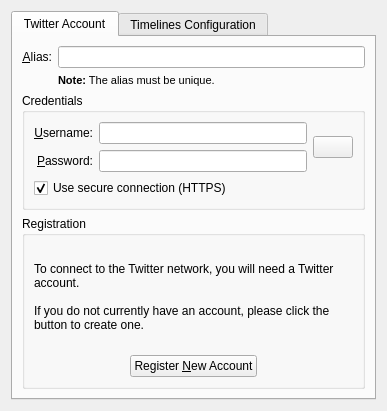
First picture: the form in microblogs/twitter/twittereditaccount_base.ui, repository KDE/choqok, before the edit.
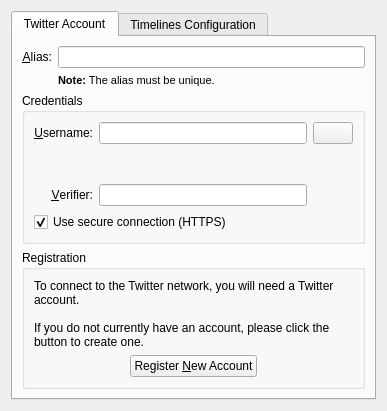
Second picture: the form after the edit. Custom widgets are drawn as their Qt base class.

Patch:
```diff
--- a/microblogs/twitter/twittereditaccount_base.ui
+++ b/microblogs/twitter/twittereditaccount_base.ui
@@ -72,10 +72,6 @@
          <property name="title">
           <string>Credentials</string>
          </property>
-         <layout class="QVBoxLayout" name="verticalLayout_3">
-          <item>
-           <layout class="QHBoxLayout" name="horizontalLayout">
-            <item>
              <layout class="QGridLayout" name="gridLayout_2">
               <item row="0" column="0">
                <widget class="QLabel" name="textLabel1">
@@ -97,10 +93,30 @@
                 </property>
                </widget>
               </item>
-              <item row="1" column="0">
+          <item row="0" column="2" colspan="2">
+           <widget class="KPushButton" name="kcfg_authorize">
+            <property name="toolTip">
+             <string>Verify Credentials</string>
+            </property>
+           </widget>
+          </item>
+          <item row="1" column="0" colspan="4">
+           <spacer name="verticalSpacer">
+            <property name="orientation">
+             <enum>Qt::Vertical</enum>
+            </property>
+            <property name="sizeHint" stdset="0">
+             <size>
+              <width>20</width>
+              <height>40</height>
+             </size>
+            </property>
+           </spacer>
+          </item>
+          <item row="2" column="0">
                <widget class="QLabel" name="textLabel1_2">
                 <property name="text">
-                 <string>&amp;Password:</string>
+             <string>&amp;Verifier:</string>
                 </property>
                 <property name="alignment">
                  <set>Qt::AlignRight|Qt::AlignTrailing|Qt::AlignVCenter</set>
@@ -110,7 +126,7 @@
                 </property>
                </widget>
               </item>
-              <item row="1" column="1">
+          <item row="2" column="1">
                <widget class="KLineEdit" name="kcfg_password">
                 <property name="toolTip">
                  <string>The password associated to your username for the service</string>
@@ -123,18 +139,7 @@
                 </property>
                </widget>
               </item>
-             </layout>
-            </item>
-            <item>
-             <widget class="KPushButton" name="kcfg_test">
-              <property name="toolTip">
-               <string>Verify Credentials</string>
-              </property>
-             </widget>
-            </item>
-           </layout>
-          </item>
-          <item>
+          <item row="3" column="0" colspan="3">
            <widget class="QCheckBox" name="kcfg_secure">
             <property name="text">
              <string>Use secure connection (HTTPS)</string>
```
Left out of the diff: 2 changed lines with no effect on the pictures. Lines whose indentation alone changed are shown as unchanged.
